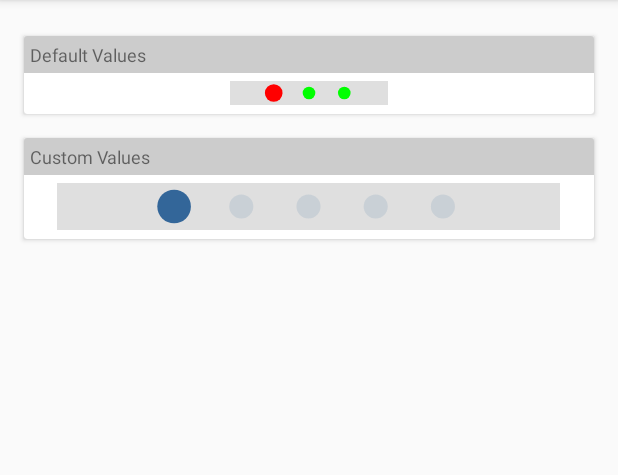
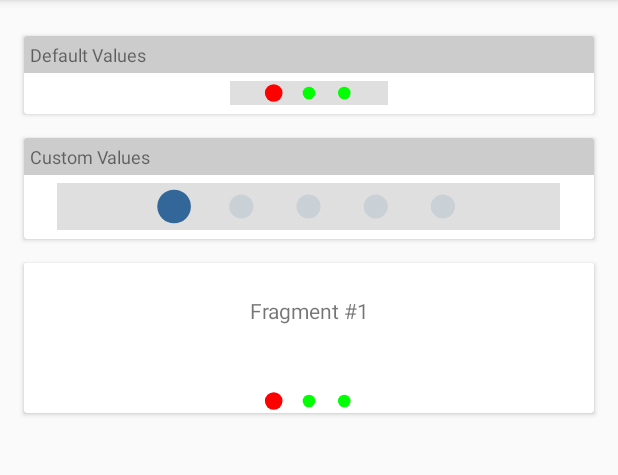
Before and after one commit to dgmltn/Android-Metaball, an Android app: the screen it shows after launch (MainActivity), on a phone screen of 412 x 824 dp, the part 84-559 px from its top. Run offline under Robolectric (Android 15) with nearby library versions, the phone set to English and light mode, and no system bars.

Commit message:
Added ViewPagerMetaballView

```diff
--- a/demo/src/main/java/com/dgmltn/metaball/demo/MainActivity.kt
+++ b/demo/src/main/java/com/dgmltn/metaball/demo/MainActivity.kt
@@ -1,12 +1,22 @@
 package com.dgmltn.metaball.demo
 
 import android.os.Bundle
+import android.support.v4.view.ViewPager
 import android.support.v7.app.AppCompatActivity
+import com.dgmltn.metaball.ViewPagerMetaballView
 
 class MainActivity : AppCompatActivity() {
 
     override fun onCreate(savedInstanceState: Bundle?) {
         super.onCreate(savedInstanceState)
         setContentView(R.layout.activity_main)
+
+        // Get the ViewPager and set it's PagerAdapter so that it can display items
+        val viewPager = findViewById(R.id.viewpager) as ViewPager
+        viewPager.adapter = SampleFragmentPagerAdapter(supportFragmentManager, this)
+
+        // Give the TabLayout the ViewPager
+        val dots = findViewById(R.id.viewpager_dots) as ViewPagerMetaballView
+        dots.setupWithViewPager(viewPager)
     }
 }
--- /dev/null
+++ b/demo/src/main/java/com/dgmltn/metaball/demo/PageFragment.java
@@ -0,0 +1,41 @@
+package com.dgmltn.metaball.demo;
+
+import android.os.Bundle;
+import android.support.v4.app.Fragment;
+import android.view.LayoutInflater;
+import android.view.View;
+import android.view.ViewGroup;
+import android.widget.TextView;
+
+/**
+ * Created by dmelton on 6/29/16.
+ */
+
+public class PageFragment extends Fragment {
+    public static final String ARG_PAGE = "ARG_PAGE";
+
+    private int mPage;
+
+    public static PageFragment newInstance(int page) {
+        Bundle args = new Bundle();
+        args.putInt(ARG_PAGE, page);
+        PageFragment fragment = new PageFragment();
+        fragment.setArguments(args);
+        return fragment;
+    }
+
+    @Override
+    public void onCreate(Bundle savedInstanceState) {
+        super.onCreate(savedInstanceState);
+        mPage = getArguments().getInt(ARG_PAGE);
+    }
+
+    @Override
+    public View onCreateView(LayoutInflater inflater, ViewGroup container,
+        Bundle savedInstanceState) {
+        View view = inflater.inflate(R.layout.fragment_page, container, false);
+        TextView textView = (TextView) view;
+        textView.setText("Fragment #" + mPage);
+        return view;
+    }
+}
--- /dev/null
+++ b/demo/src/main/java/com/dgmltn/metaball/demo/SampleFragmentPagerAdapter.java
@@ -0,0 +1,37 @@
+package com.dgmltn.metaball.demo;
+
+import android.content.Context;
+import android.support.v4.app.Fragment;
+import android.support.v4.app.FragmentManager;
+import android.support.v4.app.FragmentPagerAdapter;
+
+/**
+ * Created by dmelton on 6/29/16.
+ */
+
+public class SampleFragmentPagerAdapter extends FragmentPagerAdapter {
+    final int PAGE_COUNT = 3;
+    private String tabTitles[] = new String[] { "Tab1", "Tab2", "Tab3" };
+    private Context context;
+
+    public SampleFragmentPagerAdapter(FragmentManager fm, Context context) {
+        super(fm);
+        this.context = context;
+    }
+
+    @Override
+    public int getCount() {
+        return PAGE_COUNT;
+    }
+
+    @Override
+    public Fragment getItem(int position) {
+        return PageFragment.newInstance(position + 1);
+    }
+
+    @Override
+    public CharSequence getPageTitle(int position) {
+        // Generate title based on item position
+        return tabTitles[position];
+    }
+}
--- a/demo/src/main/res/layout/activity_main.xml
+++ b/demo/src/main/res/layout/activity_main.xml
@@ -74,5 +74,26 @@
 
         </android.support.v7.widget.CardView>
 
+        <android.support.v7.widget.CardView
+            android:layout_width="match_parent"
+            android:layout_height="100dp"
+            android:layout_marginBottom="8dp"
+            android:layout_marginTop="8dp"
+            android:background="#10000000">
+
+            <android.support.v4.view.ViewPager
+                android:id="@+id/viewpager"
+                android:layout_width="match_parent"
+                android:layout_height="64dp"
+                android:background="@android:color/white" />
+
+            <com.dgmltn.metaball.ViewPagerMetaballView
+                android:id="@+id/viewpager_dots"
+                android:layout_width="match_parent"
+                android:layout_height="wrap_content"
+                android:layout_gravity="bottom|center_horizontal" />
+
+        </android.support.v7.widget.CardView>
+
     </LinearLayout>
 </ScrollView>
--- /dev/null
+++ b/demo/src/main/res/layout/fragment_page.xml
@@ -0,0 +1,5 @@
+<?xml version="1.0" encoding="utf-8"?>
+<TextView xmlns:android="http://schemas.android.com/apk/res/android"
+    android:layout_width="match_parent"
+    android:layout_height="match_parent"
+    android:gravity="center" />
--- a/metaball/build.gradle
+++ b/metaball/build.gradle
@@ -28,6 +28,7 @@ android {
 dependencies {
     compile 'com.android.support:appcompat-v7:24.0.0'
     compile "org.jetbrains.kotlin:kotlin-stdlib:$kotlin_version"
+    compile 'com.android.support:design:24.0.0'
 }
 
 // Publish to Bintray
--- a/metaball/src/main/java/com/dgmltn/metaball/MetaballView.kt
+++ b/metaball/src/main/java/com/dgmltn/metaball/MetaballView.kt
@@ -9,7 +9,7 @@ import android.graphics.Path
 import android.util.AttributeSet
 import android.view.View
 
-class MetaballView(context: Context, attrs: AttributeSet?) : View(context, attrs) {
+open class MetaballView(context: Context, attrs: AttributeSet?) : View(context, attrs) {
 
     /**
      * Radius of the fixed dots.
@@ -57,7 +57,11 @@ class MetaballView(context: Context, attrs: AttributeSet?) : View(context, attrs
     /**
      * Which fixed circle is currently connected to the cursor via surface tension?
      */
-    private var connectedIndex = 0
+    var connectedIndex = 0
+    set(value) {
+        field = value
+        invalidate()
+    }
 
     /**
      * The scaled x-position of the cursor. 0f = centered on the first circle,
@@ -70,7 +74,6 @@ class MetaballView(context: Context, attrs: AttributeSet?) : View(context, attrs
             if (dots.size > 0) {
                 cursor.x = spacingPx * t + dots[0].x
             }
-            connectedIndex = Math.round(t)
             invalidate()
         }
 
--- /dev/null
+++ b/metaball/src/main/java/com/dgmltn/metaball/ViewPagerMetaballView.kt
@@ -0,0 +1,129 @@
+package com.dgmltn.metaball
+
+import android.content.Context
+import android.database.DataSetObserver
+import android.support.v4.view.PagerAdapter
+import android.support.v4.view.ViewPager
+import android.util.AttributeSet
+
+import java.lang.ref.WeakReference
+
+/**
+ * Created by dmelton on 6/29/16.
+ */
+
+class ViewPagerMetaballView(context: Context, attrs: AttributeSet?) : MetaballView(context, attrs) {
+
+    private var mViewPager: ViewPager? = null
+    private var mPagerAdapter: PagerAdapter? = null
+    private var mPagerAdapterObserver: DataSetObserver? = null
+    private var mPageChangeListener: MetaballViewOnPageChangeListener? = null
+
+    /**
+     * The one-stop shop for setting up this [ViewPagerMetaballView] with a [ViewPager].
+
+     *
+     * This method will link the given ViewPager and this ViewPagerMetaballView together so that any
+     * changes in one are automatically reflected in the other. This includes adapter changes,
+     * scroll state changes, and clicks. The dots displayed in this layout will be populated
+     * from the ViewPager adapter's page titles.
+
+     *
+     * After this method is called, you will not need this method again unless you want
+     * to change the linked ViewPager.
+
+     *
+     * If the given ViewPager is non-null, it needs to already have a
+     * [PagerAdapter] set.
+
+     * @param viewPager The ViewPager to link, or `null` to clear any previous link.
+     */
+    fun setupWithViewPager(viewPager: ViewPager?) {
+        if (mPageChangeListener != null) {
+            // If we've already been setup with a ViewPager, remove us from it
+            mViewPager?.removeOnPageChangeListener(mPageChangeListener)
+        }
+
+        if (viewPager != null) {
+            val adapter = viewPager.adapter ?: throw IllegalArgumentException("ViewPager does not have a PagerAdapter set")
+            mViewPager = viewPager
+            // Add our custom OnPageChangeListener to the ViewPager
+            if (mPageChangeListener == null) {
+                mPageChangeListener = MetaballViewOnPageChangeListener(this)
+            }
+            viewPager.addOnPageChangeListener(mPageChangeListener)
+            // Now we'll populate ourselves from the pager adapter
+            setPagerAdapter(adapter, true)
+        }
+        else {
+            // We've been given a null ViewPager so we need to clear out the internal state,
+            // listeners and observers
+            mViewPager = null
+            setPagerAdapter(null, true)
+        }
+    }
+
+    private fun setPagerAdapter(adapter: PagerAdapter?, addObserver: Boolean) {
+        if (mPagerAdapterObserver != null) {
+            // If we already have a PagerAdapter, unregister our observer
+            mPagerAdapter?.unregisterDataSetObserver(mPagerAdapterObserver)
+        }
+
+        mPagerAdapter = adapter
+        if (addObserver && adapter != null) {
+            // Register our observer on the new adapter
+            if (mPagerAdapterObserver == null) {
+                mPagerAdapterObserver = PagerAdapterObserver()
+            }
+            adapter.registerDataSetObserver(mPagerAdapterObserver)
+        }
+
+        // Finally make sure we reflect the new adapter
+        populateFromPagerAdapter()
+    }
+
+    /**
+     * A [ViewPager.OnPageChangeListener] class which contains the
+     * necessary calls back to the provided [ViewPagerMetaballView] so that the tab position is
+     * kept in sync.
+
+     *
+     * This class stores the provided TabLayout weakly, meaning that you can use
+     * [ addOnPageChangeListener(OnPageChangeListener)][ViewPager.addOnPageChangeListener] without removing the listener and
+     * not cause a leak.
+     */
+    private class MetaballViewOnPageChangeListener(view: ViewPagerMetaballView) : ViewPager.OnPageChangeListener {
+
+        private val mMetaballView = WeakReference(view)
+
+        override fun onPageScrollStateChanged(state: Int) {
+        }
+
+        override fun onPageScrolled(position: Int, positionOffset: Float, positionOffsetPixels: Int) {
+            val view = mMetaballView.get()
+            view?.cursorPosition = position + positionOffset
+        }
+
+        override fun onPageSelected(position: Int) {
+            val view = mMetaballView.get()
+            view?.connectedIndex = position
+        }
+    }
+
+    private inner class PagerAdapterObserver : DataSetObserver() {
+        override fun onChanged() {
+            populateFromPagerAdapter()
+        }
+
+        override fun onInvalidated() {
+            populateFromPagerAdapter()
+        }
+    }
+
+    private fun populateFromPagerAdapter() {
+        dotCount = mPagerAdapter?.count ?: 0
+        val curItem = mViewPager?.currentItem ?: 0
+        connectedIndex = curItem
+        cursorPosition = curItem.toFloat()
+    }
+}
```
